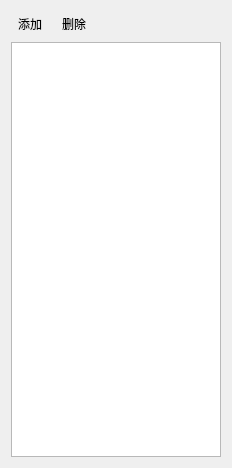
This is ui/ui_wgtBuilding.ui in Mr-WangJin/dms as Qt 5 draws it before an edit. The edited form follows.
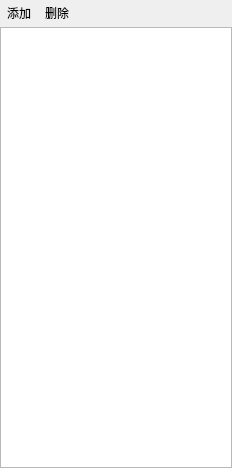
This is the edited form.

What changed in the file:
```diff
--- a/ui/ui_wgtBuilding.ui
+++ b/ui/ui_wgtBuilding.ui
@@ -14,8 +14,26 @@
    <string>Form</string>
   </property>
   <layout class="QVBoxLayout" name="verticalLayout">
+   <property name="spacing">
+    <number>2</number>
+   </property>
+   <property name="leftMargin">
+    <number>0</number>
+   </property>
+   <property name="topMargin">
+    <number>0</number>
+   </property>
+   <property name="rightMargin">
+    <number>0</number>
+   </property>
+   <property name="bottomMargin">
+    <number>0</number>
+   </property>
    <item>
     <layout class="QHBoxLayout" name="horizontalLayout">
+     <property name="spacing">
+      <number>0</number>
+     </property>
      <item>
       <widget class="QToolButton" name="toolBtnAdd">
        <property name="text">
```
